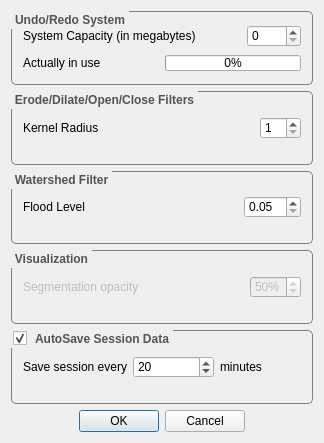
Above: QtPreferences.ui from FelixdelasPozas/EspinaVolumeEditor before the change. Below: the same form after it.
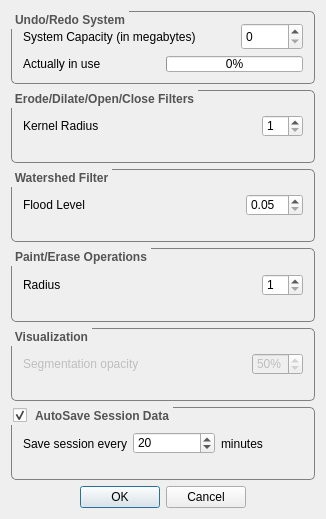
That is the form after the change. Icons and pictures are not drawn.

Commit message: Editor configuration load/save in ini file. Set of working labels saved on file save. Initial work on paint/erase with variable radius.

Patch:
```diff
--- a/QtPreferences.ui
+++ b/QtPreferences.ui
@@ -10,7 +10,7 @@
     <x>0</x>
     <y>0</y>
     <width>324</width>
-    <height>443</height>
+    <height>519</height>
    </rect>
   </property>
   <property name="sizePolicy">
@@ -22,13 +22,13 @@
   <property name="minimumSize">
    <size>
     <width>324</width>
-    <height>443</height>
+    <height>519</height>
    </size>
   </property>
   <property name="maximumSize">
    <size>
     <width>324</width>
-    <height>443</height>
+    <height>519</height>
    </size>
   </property>
   <property name="contextMenuPolicy">
@@ -78,6 +78,18 @@
        <layout class="QHBoxLayout" name="horizontalLayout" stretch="1,0">
         <item>
          <widget class="QLabel" name="label_2">
+          <property name="minimumSize">
+           <size>
+            <width>212</width>
+            <height>27</height>
+           </size>
+          </property>
+          <property name="maximumSize">
+           <size>
+            <width>212</width>
+            <height>27</height>
+           </size>
+          </property>
           <property name="toolTip">
            <string>System capacity in Megabytes</string>
           </property>
@@ -88,6 +100,12 @@
         </item>
         <item>
          <widget class="QSpinBox" name="sizeBox">
+          <property name="minimumSize">
+           <size>
+            <width>62</width>
+            <height>27</height>
+           </size>
+          </property>
           <property name="maximum">
            <number>4000</number>
           </property>
@@ -100,6 +118,9 @@
       </item>
       <item>
        <layout class="QHBoxLayout" name="horizontalLayout_2" stretch="1,1">
+        <property name="sizeConstraint">
+         <enum>QLayout::SetMinAndMaxSize</enum>
+        </property>
         <item>
          <widget class="QLabel" name="label_3">
           <property name="toolTip">
@@ -112,9 +133,15 @@
         </item>
         <item>
          <widget class="QProgressBar" name="capacityBar">
+          <property name="minimumSize">
+           <size>
+            <width>137</width>
+            <height>16</height>
+           </size>
+          </property>
           <property name="maximumSize">
            <size>
-            <width>16777215</width>
+            <width>137</width>
             <height>16</height>
            </size>
           </property>
@@ -264,6 +291,56 @@
      </layout>
     </widget>
    </item>
+   <item>
+    <widget class="QGroupBox" name="groupBox_3">
+     <property name="styleSheet">
+      <string notr="true"> QGroupBox {
+	 font: bold gray;
+	color: rgb(84, 84, 84);
+     border: 1px solid gray;
+     border-radius: 5px;
+     margin-top: 2ex; /* leave space at the top for the title */
+     padding: 2px
+ }
+
+QGroupBox::title {
+     font: bold 10px;
+     subcontrol-origin: margin;
+     subcontrol-position: left top; /* position at the top center */
+     padding: 2px;
+ }</string>
+     </property>
+     <property name="title">
+      <string>Paint/Erase Operations</string>
+     </property>
+     <layout class="QVBoxLayout" name="verticalLayout_6">
+      <item>
+       <layout class="QHBoxLayout" name="horizontalLayout_6" stretch="1,0">
+        <item>
+         <widget class="QLabel" name="label_8">
+          <property name="text">
+           <string>Radius</string>
+          </property>
+         </widget>
+        </item>
+        <item>
+         <widget class="QSpinBox" name="paintRadiusBox">
+          <property name="minimum">
+           <number>1</number>
+          </property>
+          <property name="maximum">
+           <number>15</number>
+          </property>
+          <property name="value">
+           <number>1</number>
+          </property>
+         </widget>
+        </item>
+       </layout>
+      </item>
+     </layout>
+    </widget>
+   </item>
    <item>
     <widget class="QGroupBox" name="visualizationGroupBox">
      <property name="enabled">
```
The commit also changes 7 other files.
